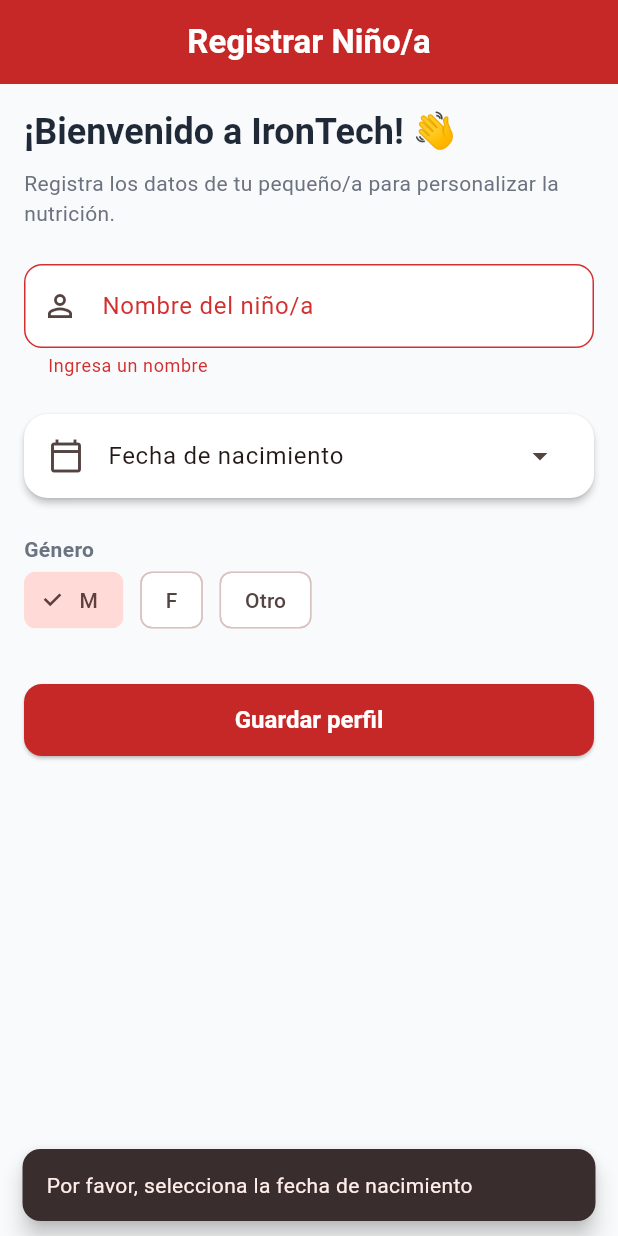
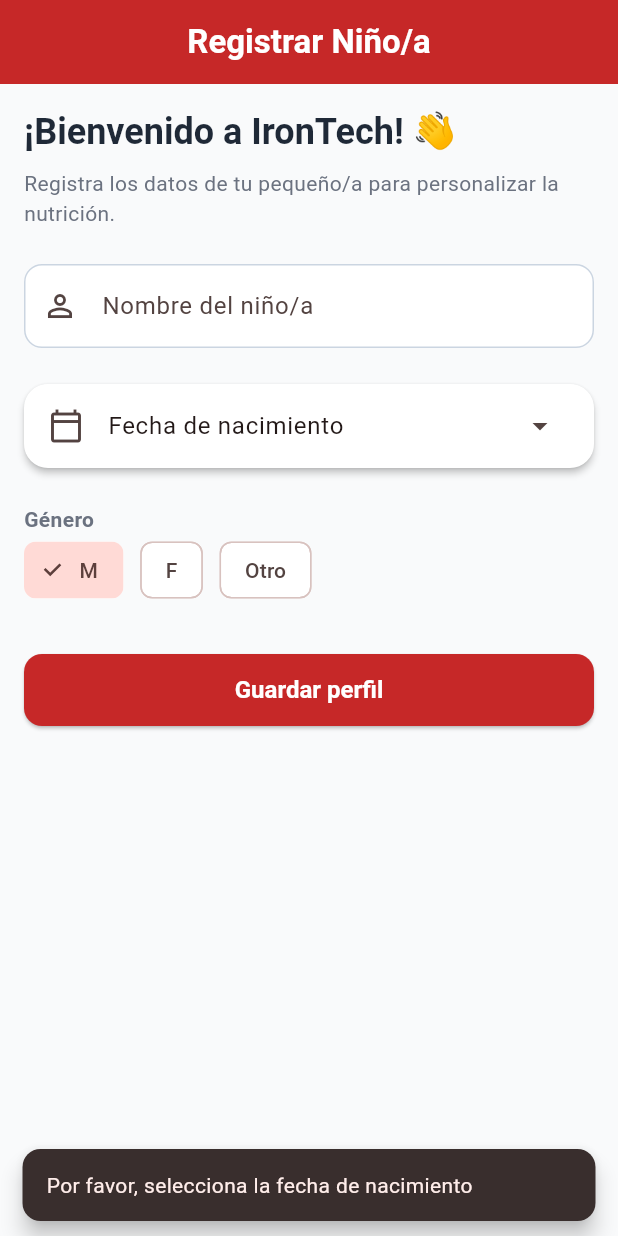
Before and after one commit to FabrizioOMG7/irontech_nutrihierro, a Flutter app: the screen it shows after launch, after a tap on "Guardar perfil", on a phone screen of 412 x 824 dp. Run offline on Flutter 3.47's test engine with Material 3 defaults, Android fonts, the phone set to English and light mode, and no system bars; our stand-ins replace cloud_firestore, flutter_riverpod, go_router; accounts and stored records are empty.

Commit message:
fix: simplify responsive padding and profile form validation flow
Agent-Logs-Url: https://github.com/FabrizioOMG7/irontech_nutrihierro/sessions/9f1b77a3-d9aa-4d34-8d99-d120185cd6ba

Co-authored-by: FabrizioOMG7 <168693395+FabrizioOMG7@users.noreply.github.com>

```diff
--- a/lib/core/widgets/responsive_content.dart
+++ b/lib/core/widgets/responsive_content.dart
@@ -3,12 +3,12 @@ import 'package:irontech_nutrihierro/core/theme/app_tokens.dart';
 
 class ResponsiveContent extends StatelessWidget {
   final Widget child;
-  final EdgeInsets padding;
+  final double verticalPadding;
 
   const ResponsiveContent({
     super.key,
     required this.child,
-    this.padding = const EdgeInsets.symmetric(vertical: AppSpacing.md),
+    this.verticalPadding = AppSpacing.md,
   });
 
   @override
@@ -16,15 +16,14 @@ class ResponsiveContent extends StatelessWidget {
     return LayoutBuilder(
       builder: (context, constraints) {
         final horizontalPadding = constraints.maxWidth >= AppBreakpoints.tablet ? AppSpacing.lg : AppSpacing.md;
-        final effectivePadding = padding.copyWith(
-          left: padding.left + horizontalPadding,
-          right: padding.right + horizontalPadding,
-        );
         return Center(
           child: ConstrainedBox(
             constraints: const BoxConstraints(maxWidth: AppBreakpoints.maxContentWidth),
             child: Padding(
-              padding: effectivePadding,
+              padding: EdgeInsets.symmetric(
+                horizontal: horizontalPadding,
+                vertical: verticalPadding,
+              ),
               child: child,
             ),
           ),
--- a/lib/features/profile/presentation/pages/profile_register_page.dart
+++ b/lib/features/profile/presentation/pages/profile_register_page.dart
@@ -37,7 +37,14 @@ class _ProfileRegisterPageState extends ConsumerState<ProfileRegisterPage> {
   }
 
   Future<void> _saveForm() async {
-    if (_formKey.currentState!.validate() && _selectedDate != null) {
+    if (_selectedDate == null) {
+      ScaffoldMessenger.of(context).showSnackBar(
+        const SnackBar(content: Text('Por favor, selecciona la fecha de nacimiento')),
+      );
+      return;
+    }
+
+    if (_formKey.currentState!.validate()) {
       final newChild = Child(
         id: const Uuid().v4(),
         name: _nameController.text.trim(),
@@ -47,12 +54,6 @@ class _ProfileRegisterPageState extends ConsumerState<ProfileRegisterPage> {
 
       await ref.read(childrenListProvider.notifier).addChild(newChild);
       if (mounted) context.go('/home');
-    }
-
-    if (_selectedDate == null) {
-      ScaffoldMessenger.of(context).showSnackBar(
-        const SnackBar(content: Text('Por favor, selecciona la fecha de nacimiento')),
-      );
     }
   }
 
```
